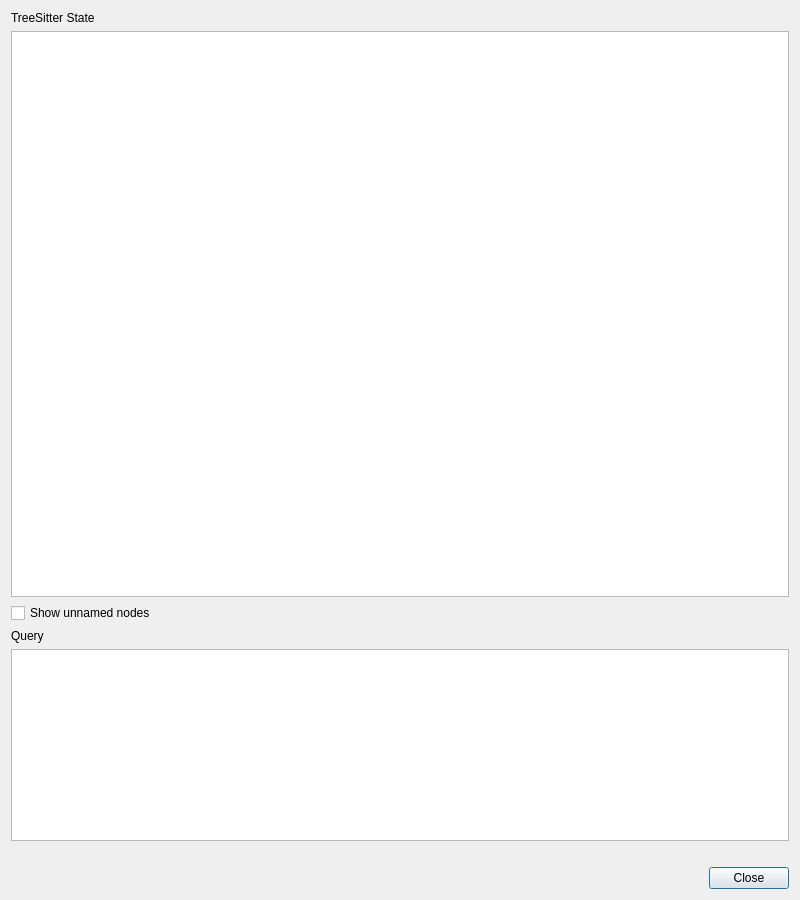
The window that src/gui/treesitterinspector.ui (KDAB/knut) describes before a commit, drawn with Qt 5.
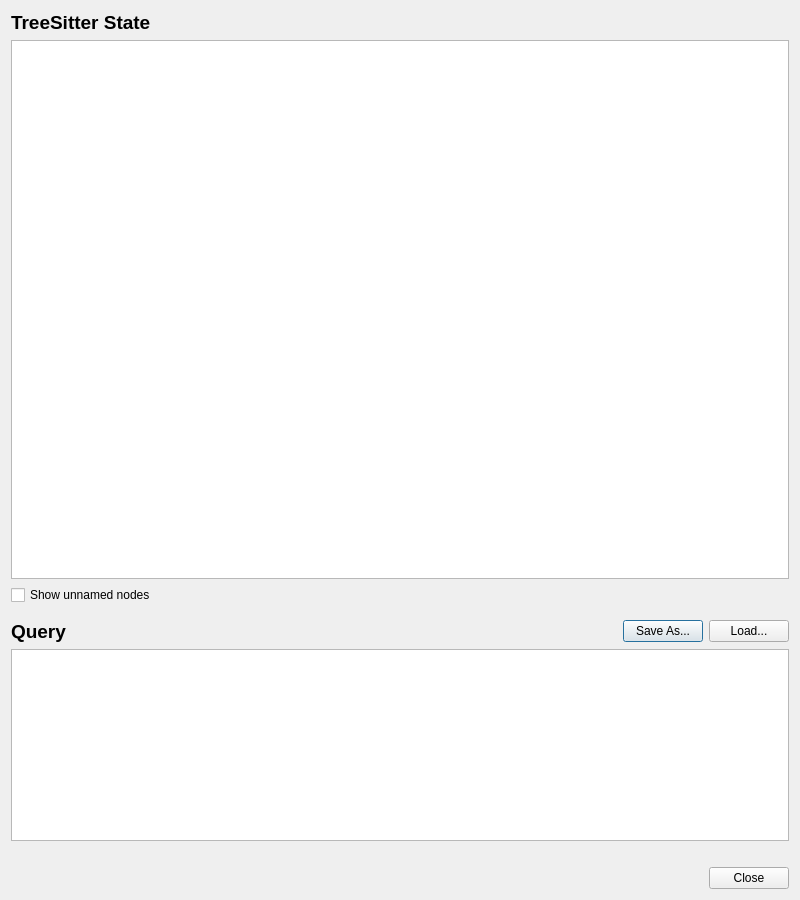
The same window after the commit.

Commit message:
feat: Saving & loading TS queries in inspector
This should make it more convenient to design queries and store them for
later reuse.

Fix #62

The edit to the form file:
```diff
--- a/src/gui/treesitterinspector.ui
+++ b/src/gui/treesitterinspector.ui
@@ -16,6 +16,12 @@
   <layout class="QVBoxLayout" name="verticalLayout">
    <item>
     <widget class="QLabel" name="stateLabel">
+     <property name="font">
+      <font>
+       <pointsize>14</pointsize>
+       <bold>true</bold>
+      </font>
+     </property>
      <property name="text">
       <string>TreeSitter State</string>
      </property>
@@ -32,10 +38,52 @@
     </widget>
    </item>
    <item>
-    <widget class="QLabel" name="transformationsLabel">
-     <property name="text">
-      <string>Query</string>
-     </property>
+    <widget class="QWidget" name="widget" native="true">
+     <layout class="QHBoxLayout" name="horizontalLayout">
+      <property name="leftMargin">
+       <number>0</number>
+      </property>
+      <property name="rightMargin">
+       <number>0</number>
+      </property>
+      <property name="bottomMargin">
+       <number>0</number>
+      </property>
+      <item>
+       <widget class="QLabel" name="queryLabel">
+        <property name="sizePolicy">
+         <sizepolicy hsizetype="Expanding" vsizetype="Preferred">
+          <horstretch>0</horstretch>
+          <verstretch>0</verstretch>
+         </sizepolicy>
+        </property>
+        <property name="font">
+         <font>
+          <pointsize>14</pointsize>
+          <bold>true</bold>
+          <underline>false</underline>
+         </font>
+        </property>
+        <property name="text">
+         <string>Query</string>
+        </property>
+       </widget>
+      </item>
+      <item>
+       <widget class="QPushButton" name="saveButton">
+        <property name="text">
+         <string>Save As...</string>
+        </property>
+       </widget>
+      </item>
+      <item>
+       <widget class="QPushButton" name="loadButton">
+        <property name="text">
+         <string>Load...</string>
+        </property>
+       </widget>
+      </item>
+     </layout>
     </widget>
    </item>
    <item>
```
The commit also changes 2 other files.
